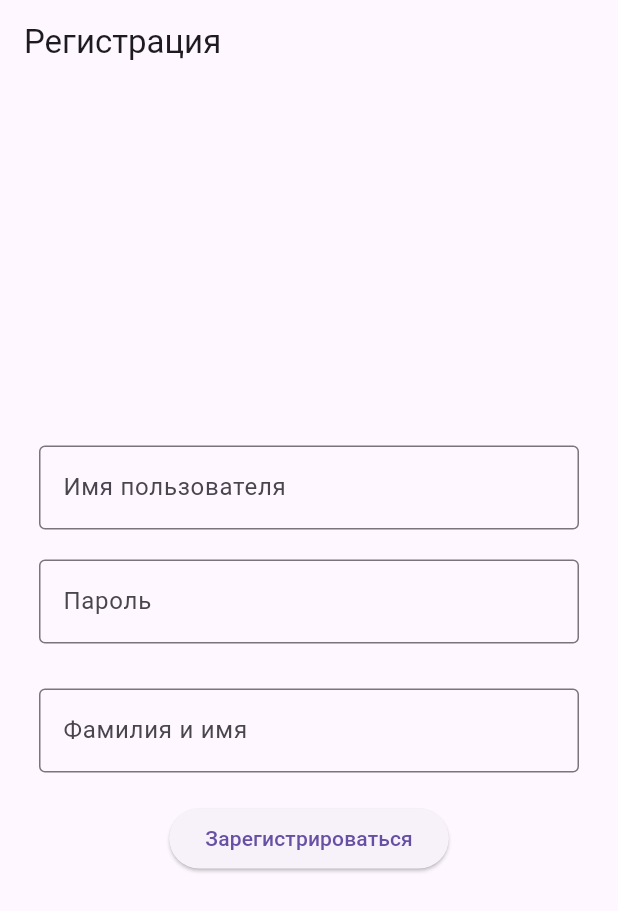
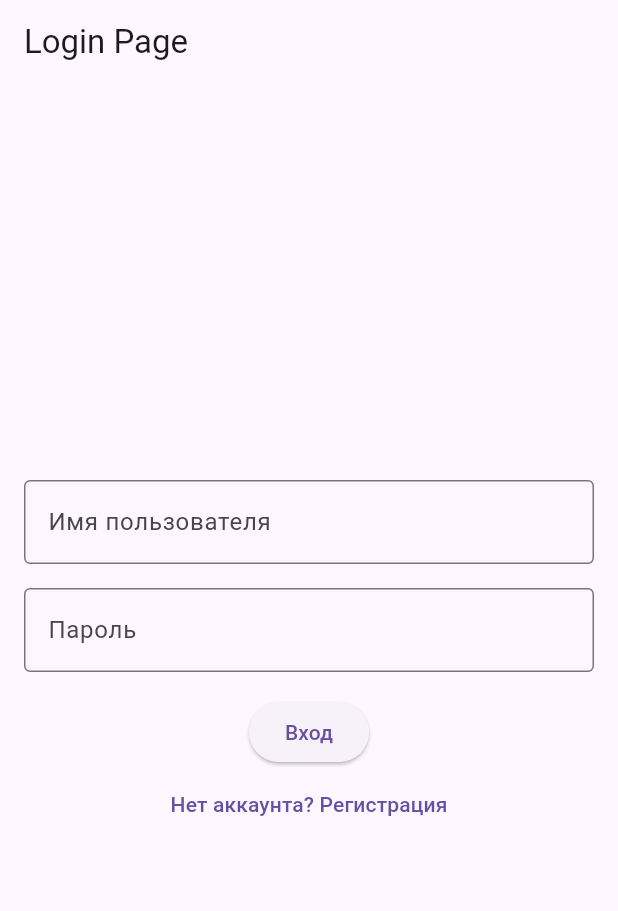
Before and after one commit to OBRATEN/guapchat, a Flutter app: the screen it shows after launch, on a phone screen of 412 x 824 dp. Shown: the top 911 px of the screen. Run offline on Flutter 3.47's test engine with Material 3 defaults, Android fonts, the phone set to English and light mode, and no system bars.

Commit message:
Flutter Login page, Registration page, base Messenger page

```diff
--- a/client/guapchat_client/lib/main.dart
+++ b/client/guapchat_client/lib/main.dart
@@ -1,130 +1,23 @@
 import 'package:flutter/material.dart';
-import 'http_client.dart';
+import 'utils/http_client.dart';
+import 'pages/login_page.dart';
+import 'pages/registration_page.dart';
 
 void main() {
-  runApp(MyApp());
+  runApp(const MyApp());
 }
 
 class MyApp extends StatelessWidget {
+  const MyApp({Key? key}) : super(key: key);
+
   @override
   Widget build(BuildContext context) {
     return MaterialApp(
-      title: 'Регистрация',
+      title: 'Login Page',
       theme: ThemeData(
         primarySwatch: Colors.blue,
       ),
-      home: RegistrationPage(),
+      home: const LoginPage(),
     );
   }
 }
-
-class RegistrationPage extends StatefulWidget {
-
-  @override
-  _RegistrationPageState createState() => _RegistrationPageState(); // Исправлено здесь!
-
-
-}
-
-class _RegistrationPageState extends State<RegistrationPage> {
-  final _formKey = GlobalKey<FormState>();
-  String _username = '';
-  String _fio = '';
-  String _password = '';
-  HttpClient httpClient = HttpClient(baseUrl: "http://localhost:4444");
-
-  @override
-  Widget build(BuildContext context) {
-    return Scaffold(
-      appBar: AppBar(
-        title: Text('Регистрация'),
-      ),
-      body: Center(
-        child: Container(
-          width: 400, // Ограничиваем ширину для ПК
-          padding: EdgeInsets.all(20.0),
-          child: Form(
-            key: _formKey,
-            child: Column(
-              mainAxisAlignment: MainAxisAlignment.center,
-              children: <Widget>[
-                TextFormField(
-                  decoration: InputDecoration(
-                    labelText: 'Имя пользователя',
-                    border: OutlineInputBorder(),
-                  ),
-                  validator: (value) {
-                    if (value == null || value.isEmpty) {
-                      return 'Введите имя пользователя';
-                    }
-                    return null;
-                  },
-                  onSaved: (value) {
-                    _username = value!;
-                  },
-                ),
-                SizedBox(height: 20.0),
-                TextFormField(
-                  decoration: InputDecoration(
-                    labelText: 'Пароль',
-                    border: OutlineInputBorder(),
-                  ),
-                  obscureText: true, // Скрываем пароль
-                  validator: (value) {
-                    if (value == null || value.isEmpty) {
-                      return 'Введите пароль';
-                    }
-                    return null;
-                  },
-                  onSaved: (value) {
-                    _password = value!;
-                  },
-                ),
-                SizedBox(height: 30.0),
-                TextFormField(
-                  decoration: InputDecoration(
-                    labelText: 'Фамилия и имя',
-                    border: OutlineInputBorder(),
-                  ),
-                  validator: (value) {
-                    if (value == null || value.isEmpty) {
-                      return 'Введите Фамилию и имя';
-                    }
-                    return null;
-                  },
-                  onSaved: (value) {
-                    _fio = value!;
-                  },
-                ),
-                SizedBox(height: 20.0),
-                ElevatedButton(
-                  onPressed: () async {
-                    if (_formKey.currentState!.validate()) {
-                      _formKey.currentState!.save();
-                      // Обрабатываем отправку данных
-                      print('Имя пользователя: $_username');
-                      print('Пароль: $_password');
-                      print('ФИ: $_fio');
-                      final postData = {
-                        "user": {
-                          'username': _username,
-                          'password': _password,
-                          'firstname': _fio.split(' ')[1],
-                          'lastname': _fio.split(' ')[0],
-                        }
-                      };
-                      final headers = {'Content-Type': 'application/json'};
-                      final postResponse = await httpClient.post('api/register/', body: postData, headers: headers);
-                      print('POST response: $postResponse');
-                    }
-                  },
-                  child: Text('Зарегистрироваться'),
-                ),
-              ],
-            ),
-          ),
-        ),
-      ),
-    );
-  }
-}
--- /dev/null
+++ b/client/guapchat_client/lib/pages/login_page.dart
@@ -0,0 +1,120 @@
+import 'package:flutter/material.dart';
+import 'package:guapchat_client/pages/dialogues_page.dart';
+import 'package:guapchat_client/pages/messenger_page.dart';
+import 'package:guapchat_client/utils/http_client.dart';
+import 'registration_page.dart';
+
+class LoginPage extends StatefulWidget {
+  const LoginPage({Key? key}) : super(key: key);
+
+  @override
+  _LoginPageState createState() => _LoginPageState();
+}
+
+class _LoginPageState extends State<LoginPage> {
+  // Form key for managing form state
+  final _formKey = GlobalKey<FormState>();
+  HttpClient httpClient = HttpClient(baseUrl: "http://localhost:4444");
+
+  final TextEditingController _usernameController = TextEditingController();
+  final TextEditingController _passwordController = TextEditingController();
+
+  // Variable to store error message
+  String? _errorMessage;
+
+  @override
+  Widget build(BuildContext context) {
+    return Scaffold(
+      appBar: AppBar(title: const Text("Login Page")),
+      body: Padding(
+        padding: const EdgeInsets.all(16.0),
+        child: Form(
+          key: _formKey,
+          child: Column(
+            mainAxisAlignment: MainAxisAlignment.center,
+            children: [
+              // Email Field
+              TextFormField(
+                controller: _usernameController,
+                decoration: const InputDecoration(
+                  labelText: "Имя пользователя",
+                  border: OutlineInputBorder(),
+                ),
+              ),
+              const SizedBox(height: 16),
+
+              // Password Field
+              TextFormField(
+                controller: _passwordController,
+                decoration: const InputDecoration(
+                  labelText: "Пароль",
+                  border: OutlineInputBorder(),
+                ),
+                obscureText: true,
+                validator: (value) {
+                  if (value == null || value.isEmpty) {
+                    return "Введите пароль";
+                  } else if (value.length < 6) {
+                    return "Минимальная длина пароля - 6 символов";
+                  }
+                  return null;
+                },
+              ),
+              const SizedBox(height: 16),
+
+              // Error Message
+              if (_errorMessage != null)
+                Text(_errorMessage!, style: const TextStyle(color: Colors.red)),
+
+              // Login Button
+              ElevatedButton(
+                onPressed: () async {
+                  try {
+                    if (_formKey.currentState!.validate()) {
+                      _formKey.currentState!.save();
+                      print(
+                        'Имя пользователя: $_usernameController.text.trim()',
+                      );
+                      print('Пароль: $_passwordController.text.trim()');
+                      final postData = {
+                        "user": {
+                          'username': _usernameController.text.trim(),
+                          'password': _passwordController.text.trim(),
+                        },
+                      };
+                      final headers = {'Content-Type': 'application/json'};
+                      final postResponse = await httpClient.post(
+                        'api/login/',
+                        body: postData,
+                        headers: headers,
+                      );
+                      print('POST response: $postResponse');
+                      Navigator.push(
+                        context,
+                        MaterialPageRoute(
+                          builder: (context) => MessengerPage(),
+                        ),
+                      );
+                    }
+                  } on Exception catch (e) {
+                    print(e);
+                  }
+                },
+                child: const Text("Вход"),
+              ),
+              TextButton(
+                onPressed: () {
+                  Navigator.push(
+                    context,
+                    MaterialPageRoute(builder: (context) => RegistrationPage()),
+                  );
+                },
+                child: Text('Нет аккаунта? Регистрация'),
+              ),
+            ],
+          ),
+        ),
+      ),
+    );
+  }
+}
```
Also changed, not shown: client/guapchat_client/lib/pages/chat_interface.dart (added, +72 -0 lines), client/guapchat_client/lib/pages/chat_page.dart (added, +19 -0 lines), client/guapchat_client/lib/pages/dialogues_page.dart (added, +55 -0 lines), client/guapchat_client/lib/pages/messenger_page.dart (added, +76 -0 lines), client/guapchat_client/lib/pages/registration_page.dart (added, +127 -0 lines), client/guapchat_client/lib/utils/http_client.dart (renamed from client/guapchat_client/lib/http_client.dart, +0 -38 lines), 1 other file.
